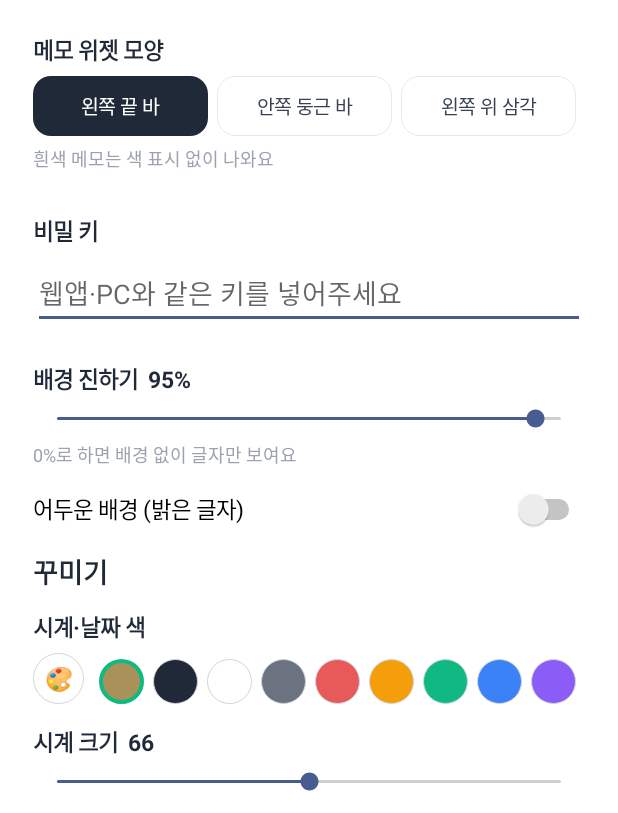
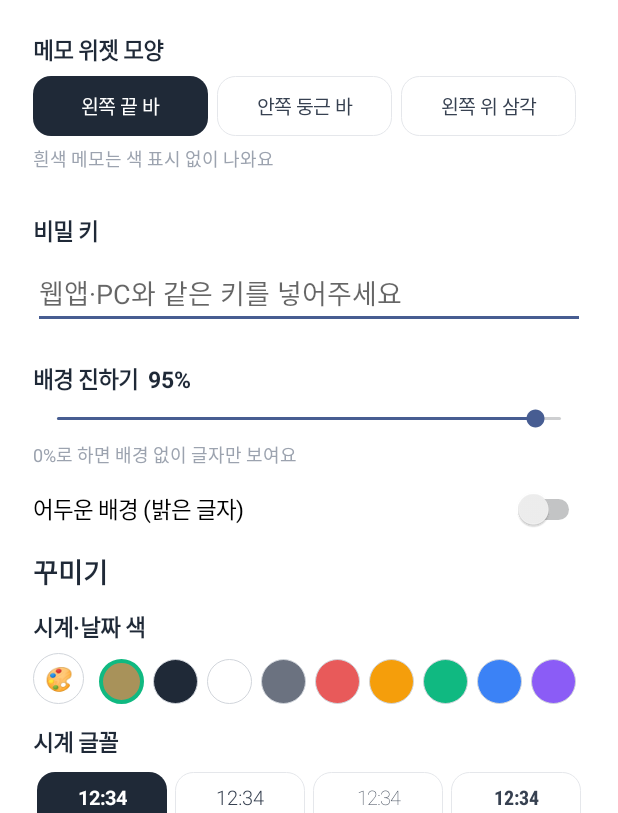
Before and after one commit to spoonwork/timetracker, an Android app: the screen it shows after launch (MainActivity), on a phone screen of 412 x 824 dp, the part 423-1236 px from its top. Run offline under Robolectric (Android 15) with nearby library versions, the phone set to English and light mode, and no system bars.

```diff
--- a/android/app/src/main/java/com/spoonwork/timetracker/Data.kt
+++ b/android/app/src/main/java/com/spoonwork/timetracker/Data.kt
@@ -76,6 +76,17 @@ object Data {
     fun clockColor(c: Context): Int = prefs(c).getInt("clock_color", Color.parseColor("#A8925A"))
     fun fontScale(c: Context): Float = prefs(c).getInt("font_pct", 100) / 100f
     fun clockSize(c: Context): Int = prefs(c).getInt("clock_sp", 66)
+    // 시계 글꼴: 폰에 들어있는 글꼴만 (위젯은 글꼴 파일을 못 씀)
+    val CLOCK_FONTS = linkedMapOf(
+        "basic" to "기본", "light" to "얇게", "thin" to "아주 얇게", "cond" to "좁게",
+        "black" to "아주 굵게", "serif" to "명조", "mono" to "고정폭", "hand" to "손글씨"
+    )
+    fun clockFont(c: Context): String = prefs(c).getString("clock_font", "basic") ?: "basic"
+    fun clockLayout(c: Context): Int = when (clockFont(c)) {
+        "light" -> R.layout.clock_light; "thin" -> R.layout.clock_thin; "cond" -> R.layout.clock_cond
+        "black" -> R.layout.clock_black; "serif" -> R.layout.clock_serif; "mono" -> R.layout.clock_mono
+        "hand" -> R.layout.clock_hand; else -> R.layout.clock_basic
+    }
 
     /** 달력에서 눌러 들어온 날짜 (없으면 오늘) */
     fun selDay(c: Context, id: Int): String? = prefs(c).getString("sel_$id", null)
--- a/android/app/src/main/java/com/spoonwork/timetracker/MainActivity.kt
+++ b/android/app/src/main/java/com/spoonwork/timetracker/MainActivity.kt
@@ -245,28 +245,72 @@ class MainActivity : Activity() {
             root.addView(android.widget.HorizontalScrollView(this).apply { addView(row) })
             root.addView(gap(8))
         }
-        fun slider(title: String, key: String, def: Int, min: Int, max: Int, unit: String) {
-            val lab = text("$title  ${p.getInt(key, def)}$unit", 15f, bold = true)
+        // 슬라이더: 칸 단위로 딱딱 걸리게 (너무 잘 움직이지 않게)
+        fun slider(title: String, key: String, def: Int, min: Int, max: Int, unit: String, step: Int) {
+            fun snap(v: Int) = (min + Math.round((v - min).toFloat() / step) * step).coerceIn(min, max)
+            val lab = text("$title  ${snap(p.getInt(key, def))}$unit", 15f, bold = true)
             root.addView(lab)
-            root.addView(SeekBar(this).apply {
-                this.max = max - min
-                progress = p.getInt(key, def) - min
+            root.addView(SeekBar(this, null, 0, android.R.style.Widget_Material_SeekBar_Discrete).apply {
+                this.max = (max - min) / step
+                progress = (snap(p.getInt(key, def)) - min) / step
                 setOnSeekBarChangeListener(object : SeekBar.OnSeekBarChangeListener {
                     override fun onProgressChanged(s: SeekBar?, v: Int, fromUser: Boolean) {
-                        lab.text = "$title  ${v + min}$unit"
-                        p.edit().putInt(key, v + min).apply()
+                        val value = min + v * step
+                        lab.text = "$title  $value$unit" + if (value == def) " (기본)" else ""
+                        p.edit().putInt(key, value).apply()
                     }
                     override fun onStartTrackingTouch(s: SeekBar?) {}
                     override fun onStopTrackingTouch(s: SeekBar?) { TrackerWidget.render(applicationContext) }
                 })
-            })
+            }, LinearLayout.LayoutParams(-1, dp(36)))
             root.addView(gap(6))
+        }
+        // 시계 글꼴 고르기 (각 버튼은 그 글꼴로 보여줌)
+        fun fontPicker() {
+            root.addView(text("시계 글꼴", 15f, bold = true))
+            val grid = android.widget.GridLayout(this).apply { columnCount = 4 }
+            val btns = mutableMapOf<String, TextView>()
+            fun paintF() {
+                val cur = Data.clockFont(this)
+                for ((k, v) in btns) {
+                    val on = k == cur
+                    v.background = GradientDrawable().apply {
+                        cornerRadius = dp(12).toFloat()
+                        if (on) setColor(Color.parseColor("#1F2937")) else { setColor(Color.TRANSPARENT); setStroke(dp(1), Color.parseColor("#E5E7EB")) }
+                    }
+                    v.setTextColor(if (on) Color.WHITE else Color.parseColor("#374151"))
+                }
+            }
+            val fam = mapOf("basic" to "sans-serif", "light" to "sans-serif-light", "thin" to "sans-serif-thin",
+                "cond" to "sans-serif-condensed", "black" to "sans-serif-black", "serif" to "serif",
+                "mono" to "monospace", "hand" to "cursive")
+            for ((k, name) in Data.CLOCK_FONTS) {
+                val t = TextView(this).apply {
+                    text = "12:34\n$name"; textSize = 13f; gravity = Gravity.CENTER
+                    val bold = k == "basic" || k == "cond" || k == "serif" || k == "mono"
+                    typeface = Typeface.create(fam[k], if (bold) Typeface.BOLD else Typeface.NORMAL)
+                    setPadding(dp(4), dp(8), dp(4), dp(8))
+                    setOnClickListener {
+                        p.edit().putString("clock_font", k).apply()
+                        paintF(); TrackerWidget.render(applicationContext)
+                    }
+                }
+                btns[k] = t
+                grid.addView(t, android.widget.GridLayout.LayoutParams(
+                    android.widget.GridLayout.spec(android.widget.GridLayout.UNDEFINED),
+                    android.widget.GridLayout.spec(android.widget.GridLayout.UNDEFINED, 1f)
+                ).apply { width = 0; setMargins(dp(3), dp(3), dp(3), dp(3)) })
+            }
+            paintF()
+            root.addView(grid)
+            root.addView(gap(8))
         }
         root.addView(text("꾸미기", 18f, bold = true))
         swatches("시계·날짜 색", "clock_color", Color.parseColor("#A8925A"), false)
-        slider("시계 크기", "clock_sp", 66, 36, 96, "")
+        fontPicker()
+        slider("시계 크기", "clock_sp", 66, 36, 96, "", 6)
         swatches("글자색 (달력·목록)", "text_color", 0, true)
-        slider("글자 크기", "font_pct", 100, 80, 130, "%")
+        slider("글자 크기", "font_pct", 100, 80, 130, "%", 5)
         root.addView(gap(8))
 
         // 글자색
```
Also changed, not shown: android/app/src/main/java/com/spoonwork/timetracker/TrackerWidget.kt (+9 -6 lines), android/app/src/main/res/layout/clock_basic.xml (added, +42 -0 lines), android/app/src/main/res/layout/clock_black.xml (added, +42 -0 lines), android/app/src/main/res/layout/clock_cond.xml (added, +42 -0 lines), android/app/src/main/res/layout/clock_hand.xml (added, +42 -0 lines), android/app/src/main/res/layout/clock_light.xml (added, +42 -0 lines), android/app/src/main/res/layout/clock_mono.xml (added, +42 -0 lines), android/app/src/main/res/layout/clock_serif.xml (added, +42 -0 lines), android/app/src/main/res/layout/clock_thin.xml (added, +42 -0 lines), android/app/src/main/res/layout/widget_cal.xml (+1 -33 lines).
